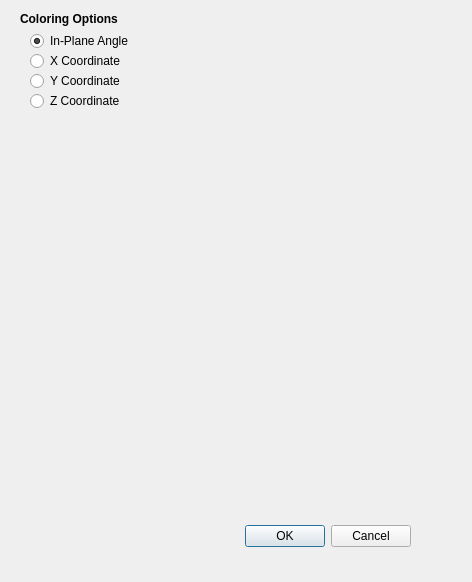
Before: the Qt Designer form preferences.ui in grahamrow/muview, drawn with Qt 5.
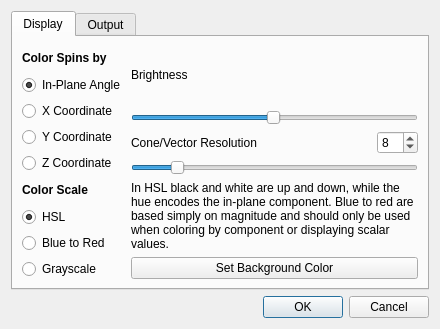
After: the same form once the commit is applied.

```diff
--- a/preferences.ui
+++ b/preferences.ui
@@ -6,38 +6,28 @@
    <rect>
     <x>0</x>
     <y>0</y>
-    <width>472</width>
-    <height>582</height>
+    <width>440</width>
+    <height>329</height>
    </rect>
   </property>
   <property name="windowTitle">
    <string>Muview Preferences</string>
   </property>
-  <widget class="QDialogButtonBox" name="buttonBox">
-   <property name="geometry">
-    <rect>
-     <x>70</x>
-     <y>520</y>
-     <width>341</width>
-     <height>32</height>
-    </rect>
-   </property>
-   <property name="orientation">
-    <enum>Qt::Horizontal</enum>
-   </property>
-   <property name="standardButtons">
-    <set>QDialogButtonBox::Cancel|QDialogButtonBox::Ok</set>
-   </property>
-  </widget>
+  <layout class="QVBoxLayout" name="verticalLayout_3">
+   <item>
+    <widget class="QTabWidget" name="tabWidget">
+     <property name="currentIndex">
+      <number>0</number>
+     </property>
+     <widget class="QWidget" name="colorTab">
+      <attribute name="title">
+       <string>Display</string>
+      </attribute>
+      <layout class="QHBoxLayout" name="horizontalLayout_2">
+       <item>
+        <layout class="QVBoxLayout" name="verticalLayout">
+         <item>
   <widget class="QLabel" name="label">
-   <property name="geometry">
-    <rect>
-     <x>20</x>
-     <y>10</y>
-     <width>121</width>
-     <height>17</height>
-    </rect>
-   </property>
    <property name="font">
     <font>
      <weight>75</weight>
@@ -45,21 +35,15 @@
     </font>
    </property>
    <property name="text">
-    <string>Coloring Options</string>
+            <string>Color Spins by</string>
    </property>
    <property name="textFormat">
     <enum>Qt::AutoText</enum>
    </property>
   </widget>
+         </item>
+         <item>
   <widget class="QRadioButton" name="color_inplane">
-   <property name="geometry">
-    <rect>
-     <x>30</x>
-     <y>30</y>
-     <width>131</width>
-     <height>22</height>
-    </rect>
-   </property>
    <property name="text">
     <string>In-Plane Angle</string>
    </property>
@@ -67,57 +51,208 @@
     <bool>true</bool>
    </property>
    <attribute name="buttonGroup">
-    <string>coloringGroup</string>
-   </attribute>
-  </widget>
+            <string notr="true">coloringGroup</string>
+           </attribute>
+          </widget>
+         </item>
+         <item>
   <widget class="QRadioButton" name="color_x">
-   <property name="geometry">
-    <rect>
-     <x>30</x>
-     <y>50</y>
-     <width>116</width>
-     <height>22</height>
-    </rect>
-   </property>
    <property name="text">
     <string>X Coordinate</string>
    </property>
    <attribute name="buttonGroup">
-    <string>coloringGroup</string>
-   </attribute>
-  </widget>
+            <string notr="true">coloringGroup</string>
+           </attribute>
+          </widget>
+         </item>
+         <item>
   <widget class="QRadioButton" name="color_y">
-   <property name="geometry">
-    <rect>
-     <x>30</x>
-     <y>70</y>
-     <width>116</width>
-     <height>22</height>
-    </rect>
-   </property>
    <property name="text">
     <string>Y Coordinate</string>
    </property>
    <attribute name="buttonGroup">
-    <string>coloringGroup</string>
-   </attribute>
-  </widget>
+            <string notr="true">coloringGroup</string>
+           </attribute>
+          </widget>
+         </item>
+         <item>
   <widget class="QRadioButton" name="color_z">
-   <property name="geometry">
-    <rect>
-     <x>30</x>
-     <y>90</y>
-     <width>116</width>
-     <height>22</height>
-    </rect>
-   </property>
    <property name="text">
     <string>Z Coordinate</string>
    </property>
    <attribute name="buttonGroup">
-    <string>coloringGroup</string>
-   </attribute>
-  </widget>
+            <string notr="true">coloringGroup</string>
+           </attribute>
+          </widget>
+         </item>
+         <item>
+          <widget class="QLabel" name="label_4">
+           <property name="font">
+            <font>
+             <weight>75</weight>
+             <bold>true</bold>
+            </font>
+           </property>
+           <property name="text">
+            <string>Color Scale</string>
+           </property>
+           <property name="textFormat">
+            <enum>Qt::AutoText</enum>
+           </property>
+          </widget>
+         </item>
+         <item>
+          <widget class="QRadioButton" name="color_inplane_2">
+           <property name="text">
+            <string>HSL</string>
+           </property>
+           <property name="checked">
+            <bool>true</bool>
+           </property>
+          </widget>
+         </item>
+         <item>
+          <widget class="QRadioButton" name="color_x_2">
+           <property name="text">
+            <string>Blue to Red</string>
+           </property>
+          </widget>
+         </item>
+         <item>
+          <widget class="QRadioButton" name="color_y_2">
+           <property name="text">
+            <string>Grayscale</string>
+           </property>
+          </widget>
+         </item>
+        </layout>
+       </item>
+       <item>
+        <layout class="QVBoxLayout" name="verticalLayout_2">
+         <item>
+          <widget class="QLabel" name="label_2">
+           <property name="text">
+            <string>Brightness</string>
+           </property>
+          </widget>
+         </item>
+         <item>
+          <widget class="QSlider" name="horizontalSlider">
+           <property name="minimum">
+            <number>1</number>
+           </property>
+           <property name="maximum">
+            <number>100</number>
+           </property>
+           <property name="value">
+            <number>50</number>
+           </property>
+           <property name="orientation">
+            <enum>Qt::Horizontal</enum>
+           </property>
+          </widget>
+         </item>
+         <item>
+          <layout class="QHBoxLayout" name="horizontalLayout">
+           <item>
+            <widget class="QLabel" name="label_3">
+             <property name="text">
+              <string>Cone/Vector Resolution</string>
+             </property>
+            </widget>
+           </item>
+           <item>
+            <spacer name="horizontalSpacer">
+             <property name="orientation">
+              <enum>Qt::Horizontal</enum>
+             </property>
+             <property name="sizeHint" stdset="0">
+              <size>
+               <width>40</width>
+               <height>20</height>
+              </size>
+             </property>
+            </spacer>
+           </item>
+           <item>
+            <widget class="QSpinBox" name="spinBox">
+             <property name="enabled">
+              <bool>true</bool>
+             </property>
+             <property name="frame">
+              <bool>true</bool>
+             </property>
+             <property name="minimum">
+              <number>4</number>
+             </property>
+             <property name="maximum">
+              <number>32</number>
+             </property>
+             <property name="singleStep">
+              <number>1</number>
+             </property>
+             <property name="value">
+              <number>8</number>
+             </property>
+            </widget>
+           </item>
+          </layout>
+         </item>
+         <item>
+          <widget class="QSlider" name="horizontalSlider_2">
+           <property name="minimum">
+            <number>4</number>
+           </property>
+           <property name="maximum">
+            <number>32</number>
+           </property>
+           <property name="value">
+            <number>8</number>
+           </property>
+           <property name="orientation">
+            <enum>Qt::Horizontal</enum>
+           </property>
+          </widget>
+         </item>
+         <item>
+          <widget class="QLabel" name="label_5">
+           <property name="text">
+            <string>In HSL black and white are up and down, while the hue encodes the in-plane component. Blue to red are based simply on magnitude and should only be used when coloring by component or displaying scalar values.</string>
+           </property>
+           <property name="wordWrap">
+            <bool>true</bool>
+           </property>
+          </widget>
+         </item>
+         <item>
+          <widget class="QPushButton" name="pushButton">
+           <property name="text">
+            <string>Set Background Color</string>
+           </property>
+          </widget>
+         </item>
+        </layout>
+       </item>
+      </layout>
+     </widget>
+     <widget class="QWidget" name="outputTab">
+      <attribute name="title">
+       <string>Output</string>
+      </attribute>
+     </widget>
+    </widget>
+   </item>
+   <item>
+    <widget class="QDialogButtonBox" name="buttonBox">
+     <property name="orientation">
+      <enum>Qt::Horizontal</enum>
+     </property>
+     <property name="standardButtons">
+      <set>QDialogButtonBox::Cancel|QDialogButtonBox::Ok</set>
+     </property>
+    </widget>
+   </item>
+  </layout>
  </widget>
  <resources/>
  <connections>
```
Left out of the diff: 40 changed lines with no effect on the pictures. Lines whose indentation alone changed are shown as unchanged.
